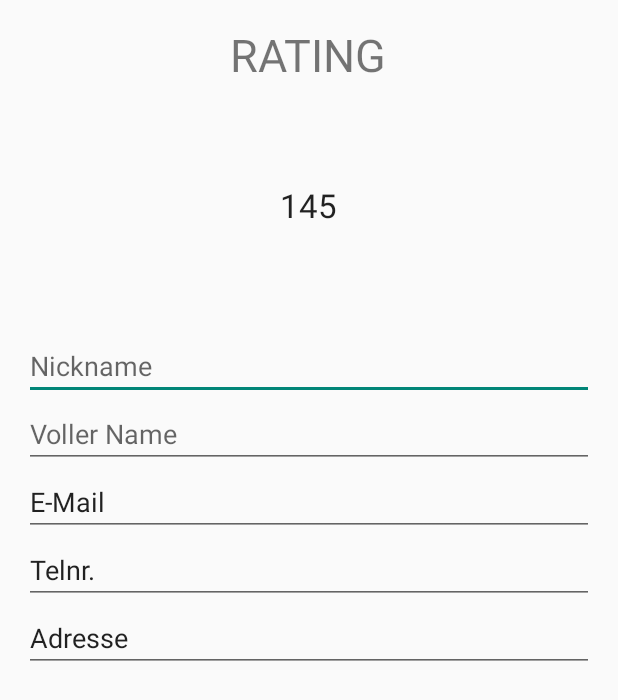
After one commit to martinnnnnnn/Prisma, an Android app: the Profil screen opened directly, with no data from a screen before it, on a phone screen of 412 x 824 dp. The commit adds this screen. Shown: the top 700 px of the screen. Run offline under Robolectric (Android 15) with nearby library versions, the phone set to English and light mode, and no system bars; network calls fail.

Commit message:
interface working

```diff
--- a/app/src/main/java/com.example.martin.prisma/Eventsmaske.java
+++ b/app/src/main/java/com.example.martin.prisma/Eventsmaske.java
@@ -51,8 +51,6 @@ public class Eventsmaske extends AppCompatActivity  implements GoogleApiClient.C
         setContentView(R.layout.activity_eventsmaske);
         buildGoogleApiClient();
         createLocationRequest();
-
-
         Button buttonAbschicken = (Button) findViewById(R.id.buttonAbschicken);
         buttonAbschicken.setOnClickListener(new View.OnClickListener() {
             @Override
--- a/app/src/main/java/com.example.martin.prisma/ToplistAdapter.java
+++ b/app/src/main/java/com.example.martin.prisma/ToplistAdapter.java
@@ -63,7 +63,7 @@ public class ToplistAdapter extends BaseAdapter{
         Location targetLocation = new Location("");
         targetLocation.setLatitude(listData.get(position).getLat());
         targetLocation.setLongitude(listData.get(position).getLng());
-        //holder.distance.setText((new Float(Toplist.mLastLocation.distanceTo(targetLocation))).toString());
+        holder.distance.setText((new Float(Toplist.mLastLocation.distanceTo(targetLocation))).toString());
 
         return convertView;
     }
--- /dev/null
+++ b/app/src/main/java/com/example/martin/prisma/Profil.java
@@ -0,0 +1,13 @@
+package com.example.martin.prisma;
+
+import android.support.v7.app.AppCompatActivity;
+import android.os.Bundle;
+
+public class Profil extends AppCompatActivity {
+
+    @Override
+    protected void onCreate(Bundle savedInstanceState) {
+        super.onCreate(savedInstanceState);
+        setContentView(R.layout.activity_profil);
+    }
+}
--- /dev/null
+++ b/app/src/main/res/layout/activity_profil.xml
@@ -0,0 +1,78 @@
+<?xml version="1.0" encoding="utf-8"?>
+<LinearLayout xmlns:android="http://schemas.android.com/apk/res/android"
+    xmlns:tools="http://schemas.android.com/tools" android:layout_width="match_parent"
+    android:layout_height="match_parent" android:paddingLeft="@dimen/activity_horizontal_margin"
+    android:paddingRight="@dimen/activity_horizontal_margin"
+    android:paddingTop="@dimen/activity_vertical_margin"
+    android:paddingBottom="@dimen/activity_vertical_margin"
+    tools:context="com.example.martin.prisma.Profil"
+    android:orientation="vertical"
+    android:baselineAligned="false"
+    android:weightSum="1">
+
+    <TextView
+            android:layout_width="wrap_content"
+            android:layout_height="wrap_content"
+            android:textAppearance="?android:attr/textAppearanceSmall"
+            android:text="RATING"
+            android:id="@+id/textView2"
+            android:textSize="30dp"
+            android:layout_alignParentTop="true"
+            android:layout_centerHorizontal="true"
+        android:layout_gravity="center_horizontal" />
+
+    <TextView
+        android:layout_width="wrap_content"
+        android:layout_height="wrap_content"
+        android:textAppearance="?android:attr/textAppearanceLarge"
+        android:text="145"
+        android:id="@+id/textView3"
+        android:layout_marginTop="65dp"
+        android:layout_below="@+id/textView2"
+        android:layout_centerHorizontal="true"
+        android:layout_gravity="center_horizontal"
+        android:layout_marginBottom="70dp" />
+
+    <EditText
+        android:layout_width="match_parent"
+        android:layout_height="wrap_content"
+        android:id="@+id/editText5"
+        android:hint="Nickname" />
+
+    <EditText
+        android:layout_width="match_parent"
+        android:layout_height="wrap_content"
+        android:inputType="textPersonName"
+        android:ems="10"
+        android:id="@+id/editText"
+        android:hint="Voller Name" />
+
+    <EditText
+        android:layout_width="match_parent"
+        android:layout_height="wrap_content"
+        android:inputType="textEmailAddress"
+        android:ems="10"
+        android:id="@+id/editText2"
+        android:layout_gravity="center_horizontal"
+        android:text="E-Mail"
+        android:hint="Email Adresse" />
+
+    <EditText
+        android:layout_width="match_parent"
+        android:layout_height="wrap_content"
+        android:inputType="phone"
+        android:ems="10"
+        android:id="@+id/editText3"
+        android:layout_gravity="center_horizontal"
+        android:text="Telnr." />
+
+    <EditText
+        android:layout_width="match_parent"
+        android:layout_height="wrap_content"
+        android:inputType="textPostalAddress"
+        android:ems="10"
+        android:id="@+id/editText4"
+        android:layout_gravity="center_horizontal"
+        android:text="Adresse" />
+
+</LinearLayout>
--- a/app/src/main/res/layout/list_row.xml
+++ b/app/src/main/res/layout/list_row.xml
@@ -70,7 +70,10 @@
         android:layout_height="wrap_content"
         android:src="@drawable/arrow"
         android:layout_alignParentRight="true"
-        android:layout_centerVertical="true"/>
+        android:layout_centerVertical="true"/><![CDATA[
+
+    />
+]]>
 </RelativeLayout>
 
 <!--<shape xmlns:android="http://schemas.android.com/apk/res/android"
--- a/app/src/main/res/values/strings.xml
+++ b/app/src/main/res/values/strings.xml
@@ -93,4 +93,6 @@
         "when a user tries to pick up one of cards.\n\n"
     </string>
     <string name="title_activity_meldung">MeldungActivity</string>
+    <string name="title_activity_about">About</string>
+    <string name="title_activity_main23333">Main2Activity3333</string>
 </resources>
```
Also changed, not shown: app/src/main/AndroidManifest.xml (+11 -4 lines), app/src/main/java/com.example.martin.prisma/MainActivity.java (+114 -79 lines), app/src/main/java/com.example.martin.prisma/Toplist.java (+15 -3 lines), app/src/main/java/com/example/martin/prisma/About.java (added, +13 -0 lines), app/src/main/res/layout/activity_about.xml (added, +18 -0 lines), app/src/main/res/layout/activity_main.xml (+19 -11 lines), app/src/main/res/layout/activity_toplist.xml (+14 -0 lines), app/src/main/res/layout/content_about.xml (added, +12 -0 lines), 129 other files.
